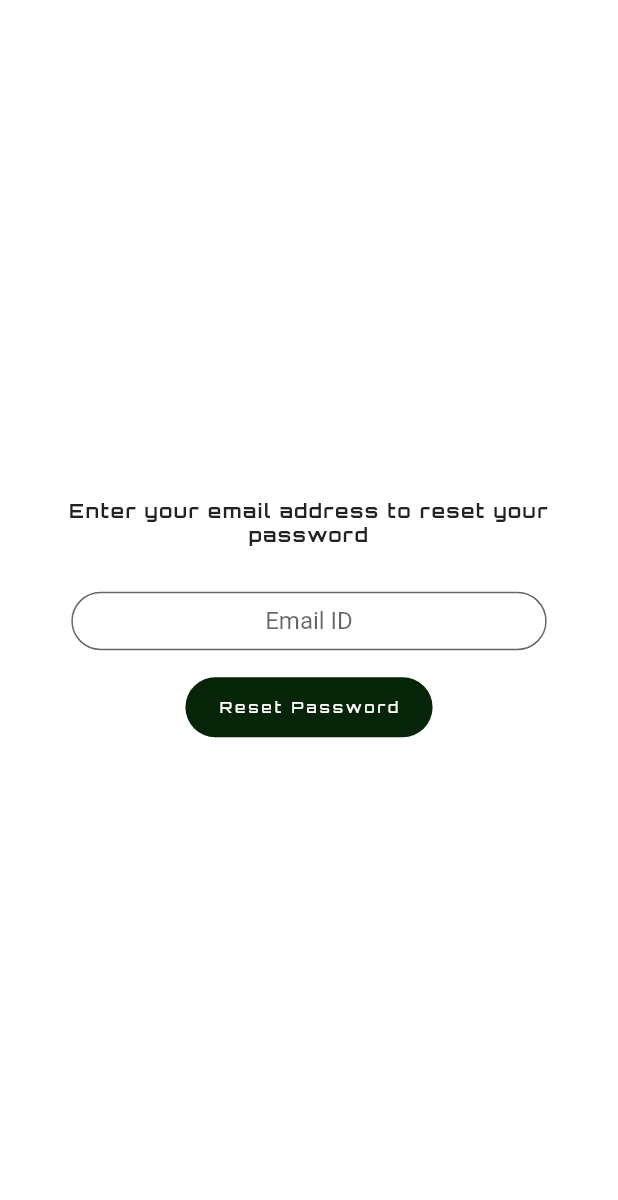
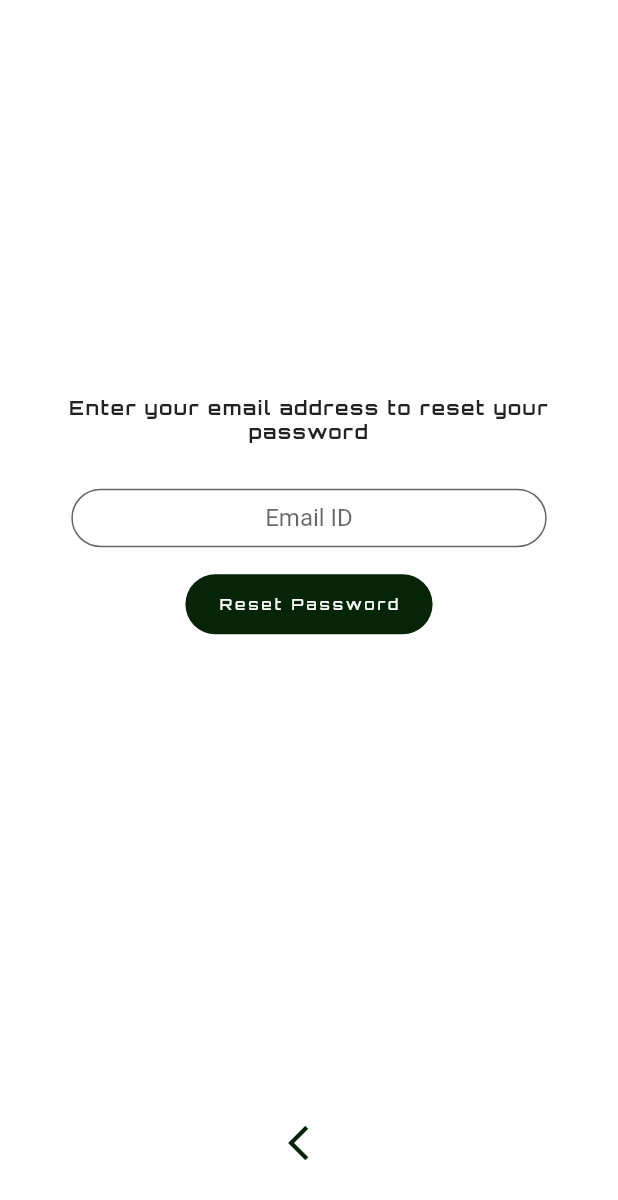
Before and after one commit to PyMash/explora, a Flutter app: the ForgetPasswordPage screen opened directly, on a phone screen of 412 x 824 dp. Shown: the top 1200 px of the screen. Run offline on Flutter 3.47's test engine with Material 2 defaults, Android fonts, the phone set to English and light mode, and no system bars; our stand-ins replace cloud_firestore, firebase_auth, firebase_core, google_fonts; accounts and stored records are empty.

Commit message:
Icon Direction Changes

```diff
--- a/lib/pages/forget_password_page.dart
+++ b/lib/pages/forget_password_page.dart
@@ -32,6 +32,10 @@ class _ForgetPasswordPageState extends State<ForgetPasswordPage> {
       body: Center(
         child: Form(
           key: formKey,
+          child: Column(
+            children: [
+              Container(
+                height: MediaQuery.of(context).size.height/1.2,
                 child: Column(
                   mainAxisAlignment: MainAxisAlignment.center,
                   crossAxisAlignment: CrossAxisAlignment.center,
@@ -144,6 +148,27 @@ class _ForgetPasswordPageState extends State<ForgetPasswordPage> {
                   ],
                 ),
               ),
+              Expanded(
+                      child: Align(
+                        alignment: FractionalOffset.bottomCenter,
+                        child: Padding(
+                          padding: const EdgeInsets.only(bottom:38.0),
+                          child: IconButton(
+                            icon: Icon(
+                              Icons.arrow_back_ios,
+                              color: Color.fromARGB(255, 6, 36, 8),
+                              size: 28,
+                            ),
+                            onPressed: () {
+                                Navigator.pop(context);
+
+                            },
+                          ),
+                        ),
+                      ),
+                    ),            ],
+          ),
+        ),
       ),
     );
   }
--- a/lib/pages/home_page.dart
+++ b/lib/pages/home_page.dart
@@ -24,7 +24,7 @@ class _HomePageState extends State<HomePage> {
                     },
                     child: Text('Logout'),
                     style: ElevatedButton.styleFrom(
-                      backgroundColor: Colors.deepPurple,
+                      backgroundColor: Color.fromARGB(255, 8, 56, 33),
                       padding:
                           EdgeInsets.symmetric(horizontal: 32, vertical: 12),
                     ),
--- a/lib/pages/sign_in_page.dart
+++ b/lib/pages/sign_in_page.dart
@@ -266,8 +266,8 @@ class _SignInPageState extends State<SignInPage> {
                     Expanded(
                       child: Align(
                         alignment: FractionalOffset.bottomCenter,
-                        child: Transform.rotate(
-                          angle: 90 * math.pi / 180,
+                        child: Padding(
+                          padding: const EdgeInsets.only(bottom:38.0),
                           child: IconButton(
                             icon: Icon(
                               Icons.arrow_back_ios,
--- a/lib/pages/sign_up_page.dart
+++ b/lib/pages/sign_up_page.dart
@@ -242,8 +242,8 @@ class _SignUpPageState extends State<SignUpPage> {
                     Expanded(
                       child: Align(
                         alignment: FractionalOffset.bottomCenter,
-                        child: Transform.rotate(
-                          angle: 90 * math.pi / 180,
+                        child: Padding(
+                          padding: const EdgeInsets.only(bottom:38.0),
                           child: IconButton(
                             icon: Icon(
                               Icons.arrow_back_ios,
```
Lines whose indentation alone changed are shown as unchanged.
